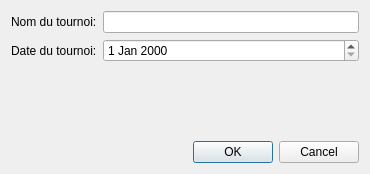
Above: src/DialogNewTournament.ui from raoulh/pongify before the change. Below: the same form after it.
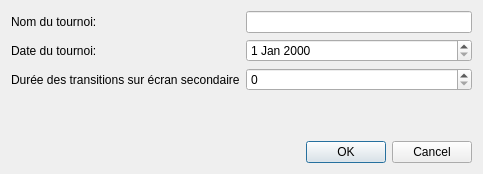
That is the form after the change.

The edit to the form file:
```diff
--- a/src/DialogNewTournament.ui
+++ b/src/DialogNewTournament.ui
@@ -6,7 +6,7 @@
    <rect>
     <x>0</x>
     <y>0</y>
-    <width>370</width>
+    <width>483</width>
     <height>174</height>
    </rect>
   </property>
@@ -24,7 +24,7 @@
    <item row="0" column="1">
     <widget class="QLineEdit" name="lineEditName"/>
    </item>
-   <item row="3" column="0" colspan="2">
+   <item row="4" column="0" colspan="2">
     <widget class="QDialogButtonBox" name="buttonBox">
      <property name="orientation">
       <enum>Qt::Horizontal</enum>
@@ -34,7 +34,7 @@
      </property>
     </widget>
    </item>
-   <item row="2" column="0">
+   <item row="3" column="0">
     <spacer name="verticalSpacer">
      <property name="orientation">
       <enum>Qt::Vertical</enum>
@@ -57,6 +57,16 @@
    <item row="1" column="1">
     <widget class="QDateEdit" name="dateEdit"/>
    </item>
+   <item row="2" column="0">
+    <widget class="QLabel" name="label_3">
+     <property name="text">
+      <string>Durée des transitions sur écran secondaire</string>
+     </property>
+    </widget>
+   </item>
+   <item row="2" column="1">
+    <widget class="QSpinBox" name="spinBoxTime"/>
+   </item>
   </layout>
  </widget>
  <resources/>
```
